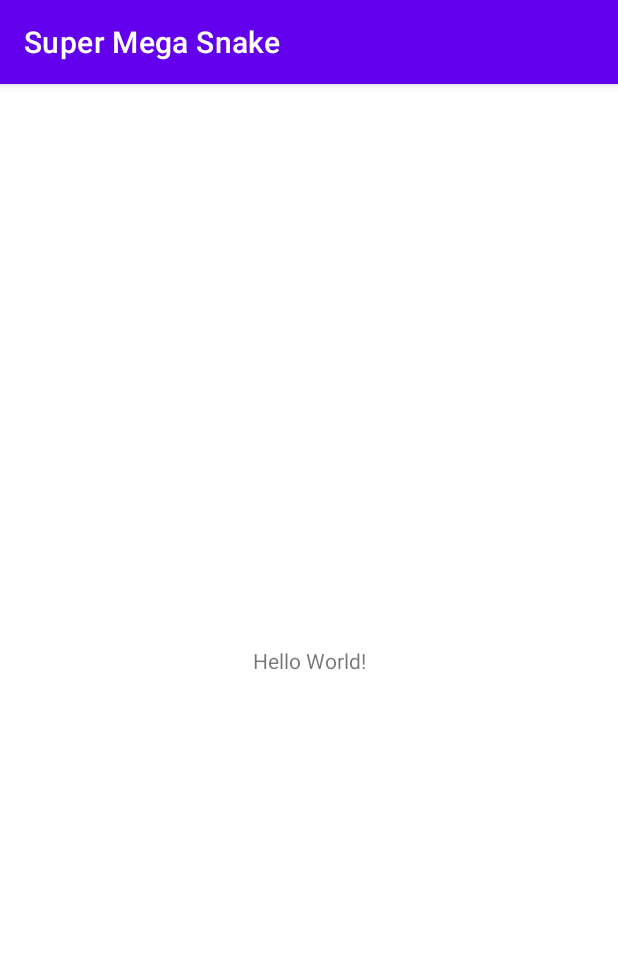
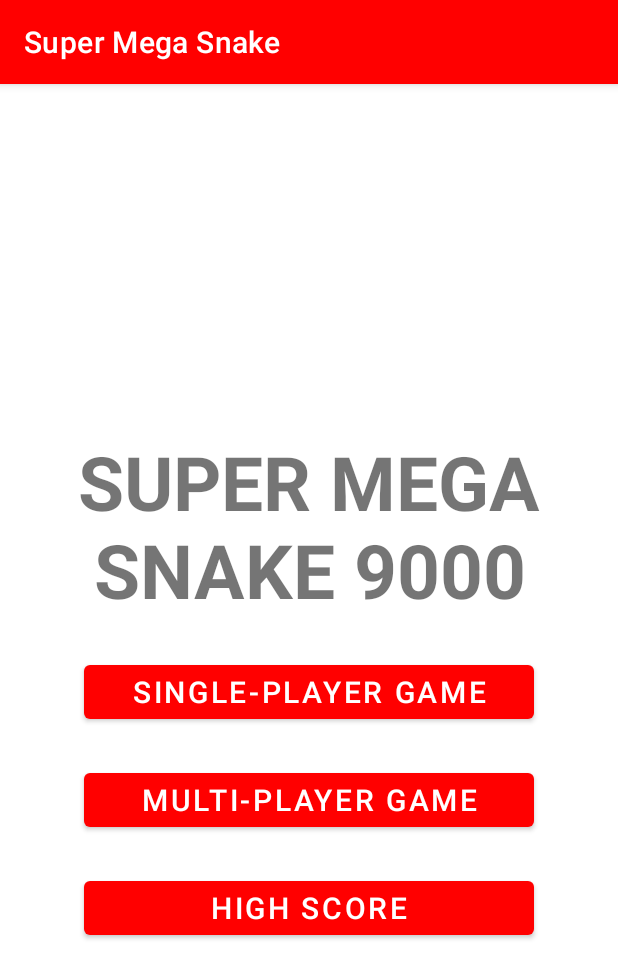
Before and after one commit to rachmiroff/super-mega-snake-android, an Android app: the screen it shows after launch (MainActivity), on a phone screen of 412 x 824 dp. Shown: the top 978 px of the screen. Run offline under Robolectric (Android 15) with nearby library versions, the phone set to English and light mode, and no system bars.

Commit message:
Create the Main Activity layout (Closes #2)

```diff
--- a/app/src/main/res/layout/activity_main.xml
+++ b/app/src/main/res/layout/activity_main.xml
@@ -7,12 +7,50 @@
     tools:context=".MainActivity">
 
     <TextView
+        android:id="@+id/titleTextView"
         android:layout_width="wrap_content"
         android:layout_height="wrap_content"
-        android:text="Hello World!"
+        android:text="@string/titleTextView_text"
+        android:textAlignment="center"
+        android:textSize="50sp"
+        android:textStyle="bold"
         app:layout_constraintBottom_toBottomOf="parent"
         app:layout_constraintEnd_toEndOf="parent"
         app:layout_constraintStart_toStartOf="parent"
-        app:layout_constraintTop_toTopOf="parent" />
+        app:layout_constraintTop_toTopOf="parent"
+        app:layout_constraintVertical_bias="0.36" />
+
+    <Button
+        android:id="@+id/singlePlayerButton"
+        android:layout_width="300dp"
+        android:layout_height="wrap_content"
+        android:layout_marginTop="24dp"
+        android:text="@string/singlePlayerButton_text"
+        android:textSize="20sp"
+        app:layout_constraintEnd_toEndOf="parent"
+        app:layout_constraintStart_toStartOf="parent"
+        app:layout_constraintTop_toBottomOf="@+id/titleTextView" />
+
+    <Button
+        android:id="@+id/multiPlayerButton"
+        android:layout_width="300dp"
+        android:layout_height="wrap_content"
+        android:layout_marginTop="24dp"
+        android:text="@string/multiPlayerButton_text"
+        android:textSize="20sp"
+        app:layout_constraintEnd_toEndOf="parent"
+        app:layout_constraintStart_toStartOf="parent"
+        app:layout_constraintTop_toBottomOf="@+id/singlePlayerButton" />
+
+    <Button
+        android:id="@+id/highScoreButton"
+        android:layout_width="300dp"
+        android:layout_height="wrap_content"
+        android:layout_marginTop="24dp"
+        android:text="@string/highScoreButton_text"
+        android:textSize="20sp"
+        app:layout_constraintEnd_toEndOf="parent"
+        app:layout_constraintStart_toStartOf="parent"
+        app:layout_constraintTop_toBottomOf="@+id/multiPlayerButton" />
 
 </androidx.constraintlayout.widget.ConstraintLayout>
--- a/app/src/main/res/values-night/themes.xml
+++ b/app/src/main/res/values-night/themes.xml
@@ -2,9 +2,9 @@
     <!-- Base application theme. -->
     <style name="Theme.SuperMegaSnake" parent="Theme.MaterialComponents.DayNight.DarkActionBar">
         <!-- Primary brand color. -->
-        <item name="colorPrimary">@color/purple_200</item>
+        <item name="colorPrimary">@color/purple_500</item>
         <item name="colorPrimaryVariant">@color/purple_700</item>
-        <item name="colorOnPrimary">@color/black</item>
+        <item name="colorOnPrimary">@color/white</item>
         <!-- Secondary brand color. -->
         <item name="colorSecondary">@color/teal_200</item>
         <item name="colorSecondaryVariant">@color/teal_200</item>
--- a/app/src/main/res/values/colors.xml
+++ b/app/src/main/res/values/colors.xml
@@ -1,10 +1,10 @@
 <?xml version="1.0" encoding="utf-8"?>
 <resources>
-    <color name="purple_200">#FFBB86FC</color>
-    <color name="purple_500">#FF6200EE</color>
-    <color name="purple_700">#FF3700B3</color>
-    <color name="teal_200">#FF03DAC5</color>
-    <color name="teal_700">#FF018786</color>
+    <color name="purple_200">#FC8686</color>
+    <color name="purple_500">#FF0000</color>
+    <color name="purple_700">#B30000</color>
+    <color name="teal_200">#0332DA</color>
+    <color name="teal_700">#012387</color>
     <color name="black">#FF000000</color>
     <color name="white">#FFFFFFFF</color>
 </resources>
--- a/app/src/main/res/values/strings.xml
+++ b/app/src/main/res/values/strings.xml
@@ -1,3 +1,7 @@
 <resources>
     <string name="app_name">Super Mega Snake</string>
+    <string name="titleTextView_text">SUPER MEGA SNAKE 9000</string>
+    <string name="singlePlayerButton_text">SINGLE-PLAYER GAME</string>
+    <string name="multiPlayerButton_text">MULTI-PLAYER GAME</string>
+    <string name="highScoreButton_text">HIGH SCORE</string>
 </resources>
```
